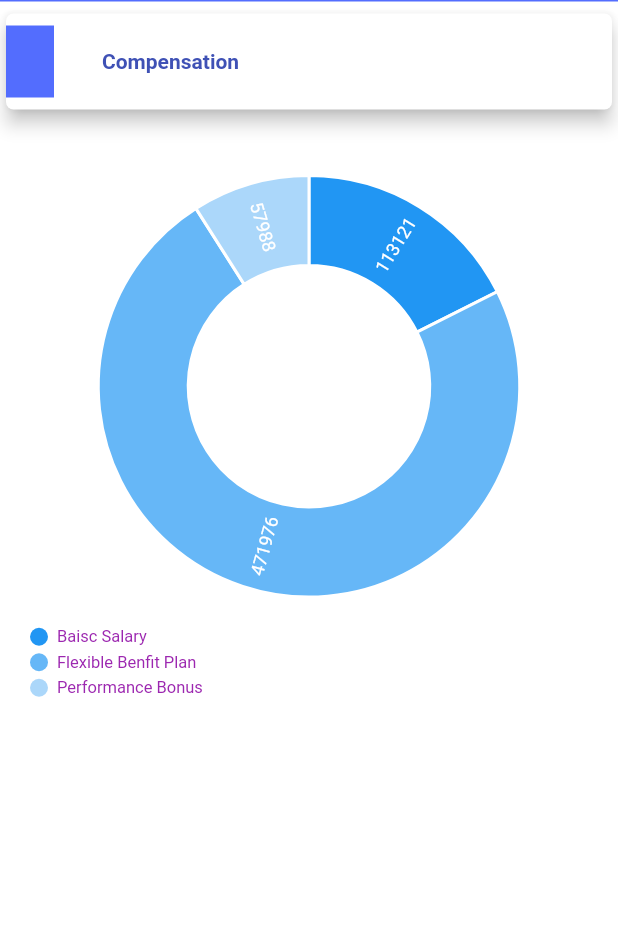
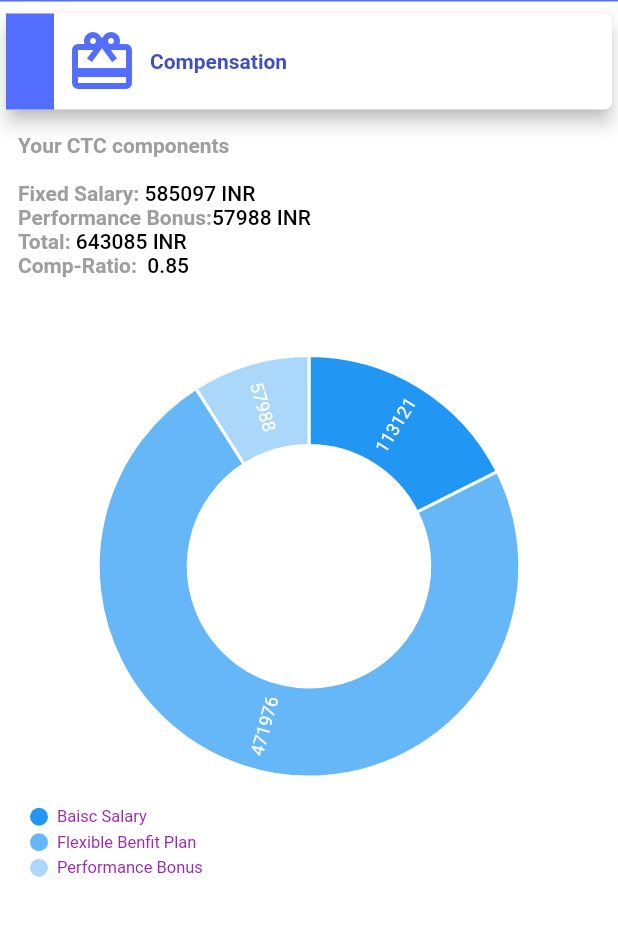
Before and after one commit to davinderkb/bonafide_app, a Flutter app: the MyRewards screen opened directly, on a phone screen of 412 x 824 dp, the part 84-1020 px from its top. Run offline on Flutter 3.47's test engine with Material 2 defaults, Android fonts, the light colour scheme and no system bars; our stand-ins replace charts_flutter; Roboto replaces fonts that are missing (Georgia).

Commit message:
Updated My Reward Page

```diff
--- a/lib/myrewards.dart
+++ b/lib/myrewards.dart
@@ -6,8 +6,14 @@ import 'package:flutter/material.dart';
 class MyRewards extends StatelessWidget {
    List<charts.Series> seriesList;
    bool animate;
-
+   int baseSalary = getBaseSalary();
+   int fbpAmount = getFbpAmount();
+   int bonusAmount = getBonusAmount();
+   int fixSalary;
+   int totalSalary;
   MyRewards(bool animate){
+    fixSalary = getBaseSalary()+getFbpAmount();
+    totalSalary = fixSalary+getBonusAmount();
    seriesList = getRewardList();
    this.animate = animate;
   }
@@ -71,20 +77,17 @@ class MyRewards extends StatelessWidget {
                       children: [
                         Row(
                             children: [
-                              Container(color: Colors.indigoAccent,width: 32,height: 48,),
+                              Container(color: Colors.indigoAccent,width: 32,height: 64,),
                               Padding(
                                 padding: const EdgeInsets.all(8.0),
                                 child: new Row(
                                   mainAxisAlignment: MainAxisAlignment.start,
                                   children: <Widget>[
-                                    Image(image: AssetImage(
-                                        ""),
-                                      height: 48,
-                                      width: 0,),
+
                                     new Icon(
-                                      Icons.history, color: Colors.white,),
+                                      Icons.card_giftcard, color: Colors.indigoAccent, size: 48,),
                                     Padding(
-                                      padding: const EdgeInsets.only(left: 0.0),
+                                      padding: const EdgeInsets.only(left: 8.0),
                                       child: Text("Compensation",
                                           style: TextStyle(
                                               fontWeight: FontWeight.bold,
@@ -98,7 +101,36 @@ class MyRewards extends StatelessWidget {
                       ]),
                 ),
                 Center(
-                  child: SizedBox(
+                  child: Column(
+                    crossAxisAlignment: CrossAxisAlignment.start,
+
+                    children: [
+                    Padding(
+                      padding: const EdgeInsets.all(12.0),
+
+                      child:  new RichText(
+                        text: new TextSpan(
+                          // Note: Styles for TextSpans must be explicitly defined.
+                          // Child text spans will inherit styles from parent
+                          style: new TextStyle(
+                            fontWeight: FontWeight.bold,
+                            color: Colors.grey,
+                          ),
+                          children: <TextSpan>[
+                            new TextSpan(text: 'Your CTC components\n\nFixed Salary: '),
+                            new TextSpan(text: '$fixSalary INR\n', style: new TextStyle(color: Colors.black,fontWeight: FontWeight.w500)),
+                            new TextSpan(text: 'Performance Bonus:'),
+                            new TextSpan(text: '$bonusAmount INR\n', style: new TextStyle(color: Colors.black,fontWeight: FontWeight.w500)),
+                            new TextSpan(text: 'Total:'),
+                            new TextSpan(text: ' $totalSalary INR', style: new TextStyle(color: Colors.black,fontWeight: FontWeight.w500)),
+                            new TextSpan(text: '\nComp-Ratio: '),
+                            new TextSpan(text: ' 0.85', style: new TextStyle(color: Colors.black,fontWeight: FontWeight.w500)),
+                          ],
+                        ),
+                      ),
+
+                    ),
+                      SizedBox(
                       width: MediaQuery
                           .of(context)
                           .size
@@ -163,6 +195,7 @@ class MyRewards extends StatelessWidget {
                         ),
                       ),
                     ),
+                 ] ),
                 ),
 
               ]),
@@ -172,10 +205,11 @@ class MyRewards extends StatelessWidget {
 
   /// Create one series with sample hard coded data.
   static List<charts.Series<RewardItem, String>> getRewardList() {
+
     final data = [
-      new RewardItem("Baisc Salary", 113121),
-      new RewardItem("Flexible Benfit Plan",471976 ),
-      new RewardItem("Performance Bonus", 57988),
+      new RewardItem("Baisc Salary", getBaseSalary()),
+      new RewardItem("Flexible Benfit Plan",getFbpAmount() ),
+      new RewardItem("Performance Bonus", getBonusAmount()),
     ];
 
     return [
@@ -189,6 +223,18 @@ class MyRewards extends StatelessWidget {
       )
     ];
   }
+
+  static int getBaseSalary() {
+    return 113121;
+  }
+
+  static int getFbpAmount() {
+    return 471976;
+  }
+
+  static getBonusAmount() {
+    return  57988;
+  }
 }
 
 /// Sample linear data type.
--- a/lib/mytimesheet.dart
+++ b/lib/mytimesheet.dart
@@ -67,7 +67,7 @@ class MyTimesheet extends StatelessWidget {
                       children: [
                         Row(
                             children: [
-                              Container(color: Colors.indigoAccent,width: 32,height: 48,),
+                              Container(color: Colors.indigoAccent,width: 32,height: 64,),
                               Padding(
                                   padding: const EdgeInsets.all(8.0),
                                   child: new Row(
--- a/lib/resetpassword.dart
+++ b/lib/resetpassword.dart
@@ -75,9 +75,9 @@ class _ResetPasswordState extends State<ResetPassword> {
           title: new Text(Constants.RESET_PASSWORD),
           centerTitle: false,
           elevation: 0.0,
-          backgroundColor: Colors.transparent,
+          backgroundColor: Colors.indigoAccent,
         ),
-        backgroundColor: Colors.indigoAccent,
+        backgroundColor: Colors.white,
         body: SingleChildScrollView(
           child: Center(
             child: Container(
@@ -105,9 +105,7 @@ class _ResetPasswordState extends State<ResetPassword> {
                       height: 35.0,
                     ),
                     resetPassword,
-                    SizedBox(
-                      height: 15.0,
-                    ),
+
                   ],
                 ),
               ),
--- a/lib/util/constants.dart
+++ b/lib/util/constants.dart
@@ -4,7 +4,7 @@ class Constants{
   static const MANAGE_LEAVES = 'Manage Leaves';
   static const MY_TIMESHEET = 'My Timesheet';
   static const MY_REWARDS = 'My Rewards';
-  static const CHANGE_PASSWORD = 'Change Password';
+  static const CHANGE_PASSWORD = 'Reset Password';
   static const LOGOUT = 'Logout';
   static const DRAWER_HEADER = '';
   static const FEEDBACK = 'PROVIDE FEEDBACK';
```
Lines whose indentation alone changed are shown as unchanged.
